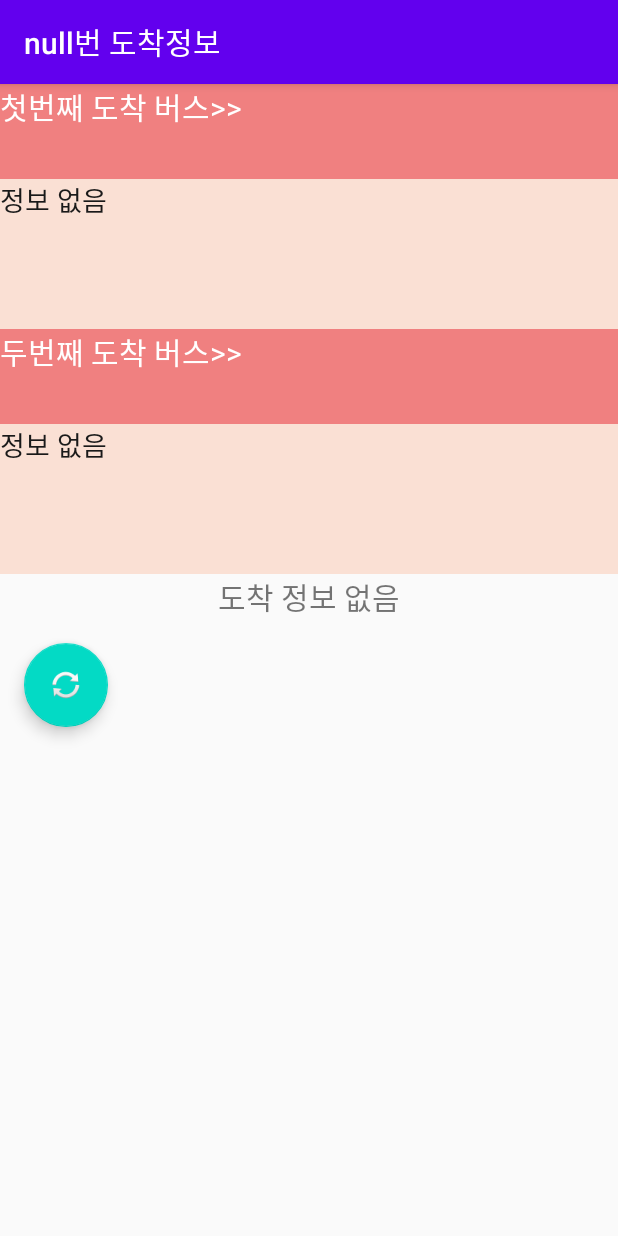
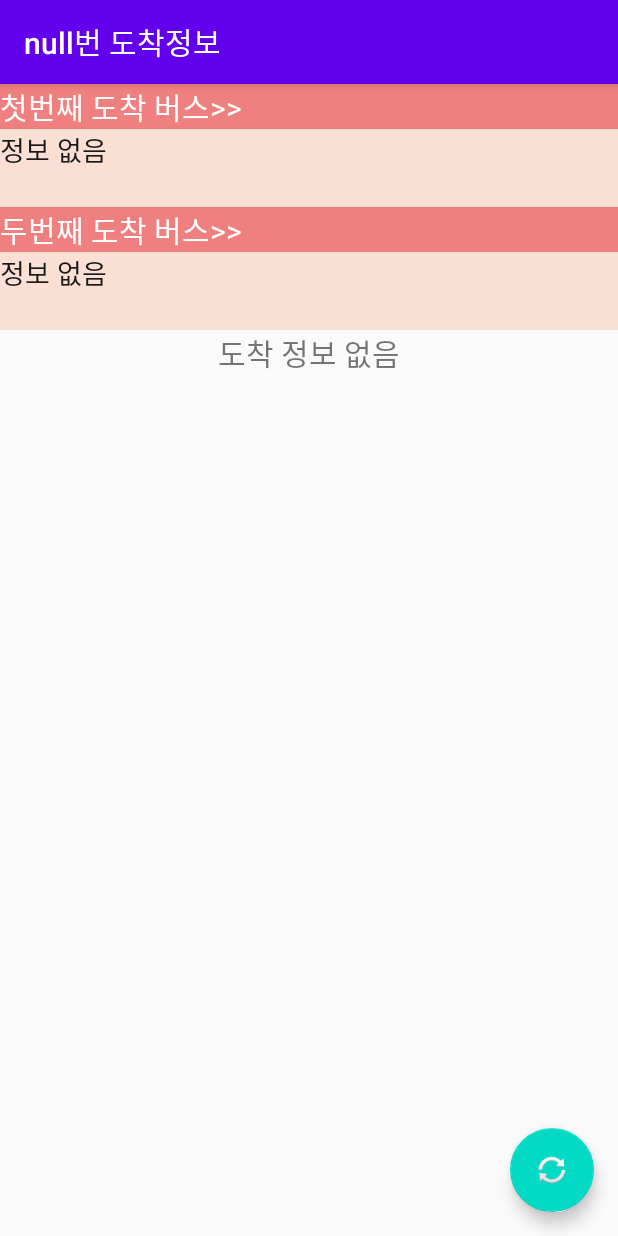
Before and after one commit to Bus-Project/BusInform_Android, an Android app: the BusArrivalInfoActivity screen opened directly, with no data from a screen before it, on a phone screen of 412 x 824 dp. Run offline under Robolectric (Android 15) with nearby library versions, the phone set to English and light mode, and no system bars.

Commit message:
activity_busarrival_info.xml

```diff
--- a/app/src/main/res/layout/activity_busarrival_info.xml
+++ b/app/src/main/res/layout/activity_busarrival_info.xml
@@ -11,7 +11,7 @@
 
             <LinearLayout
                 android:layout_width="match_parent"
-                android:layout_height="95px"
+                android:layout_height="wrap_content"
                 android:orientation="horizontal"
                 android:background="#F08080">
 
@@ -28,7 +28,7 @@
 
             <LinearLayout
                 android:layout_width="match_parent"
-                android:layout_height="150px"
+                android:layout_height="wrap_content"
                 android:orientation="vertical"
                 android:background="#FAE0D4">
 
@@ -52,7 +52,7 @@
 
             <LinearLayout
                 android:layout_width="match_parent"
-                android:layout_height="95px"
+                android:layout_height="wrap_content"
                 android:orientation="horizontal"
                 android:background="#F08080">
 
@@ -68,7 +68,7 @@
 
             <LinearLayout
                 android:layout_width="match_parent"
-                android:layout_height="150px"
+                android:layout_height="wrap_content"
                 android:orientation="vertical"
                 android:background="#FAE0D4">
 
@@ -109,7 +109,8 @@
                     android:layout_width="wrap_content"
                     android:layout_height="wrap_content"
                     android:layout_margin="@dimen/fab_margin"
-                    android:layout_gravity="bottom|end"
+                    android:layout_alignParentBottom="true"
+                    android:layout_alignParentEnd="true"
                     app:srcCompat="@android:drawable/ic_popup_sync" />
 
                 <androidx.swiperefreshlayout.widget.SwipeRefreshLayout
```
